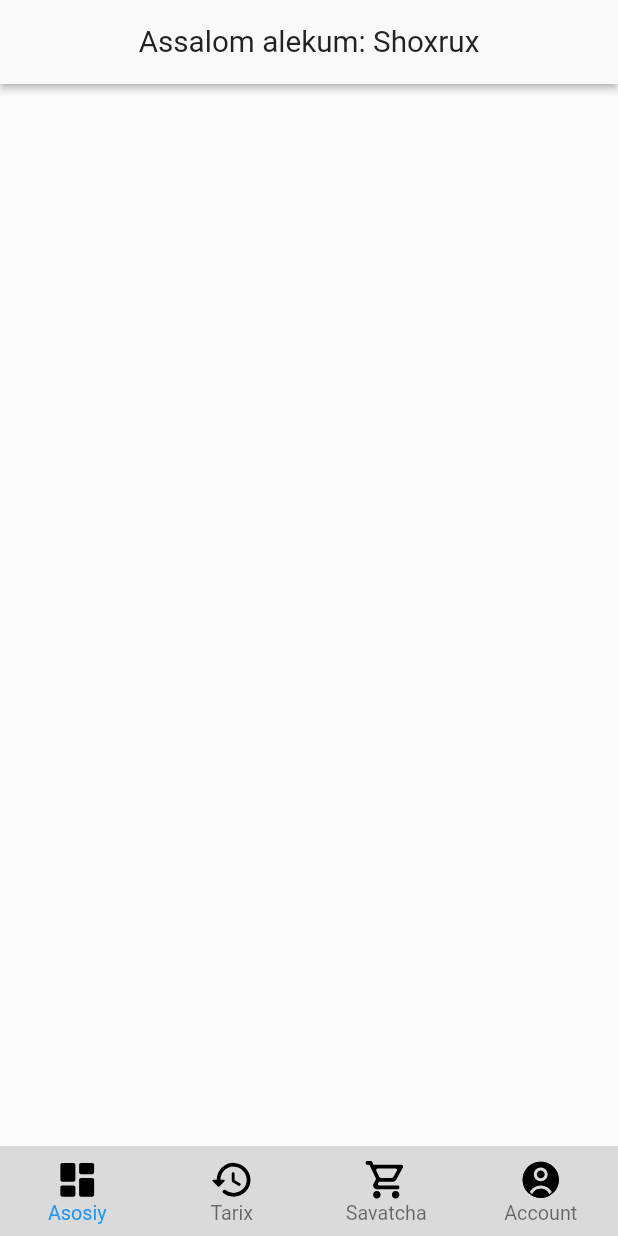
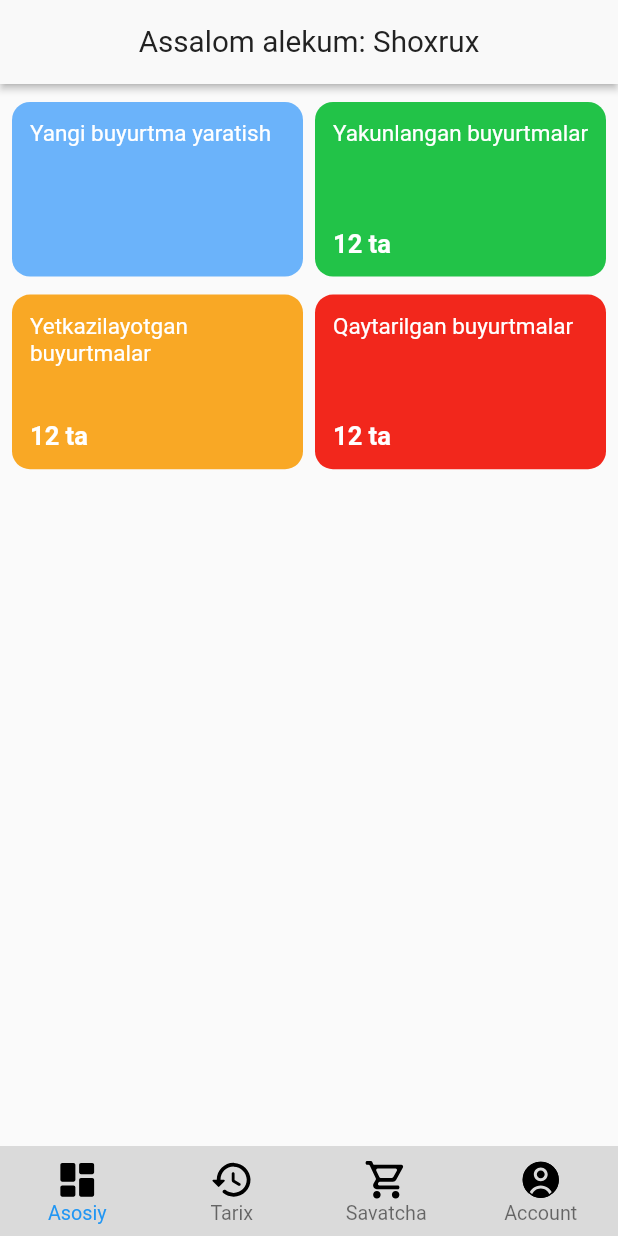
Before and after one commit to ShokhrukhDeveloper/delivery_user, a Flutter app: the screen it shows after launch, on a phone screen of 412 x 824 dp. Run offline on Flutter 3.47's test engine with Material 2 defaults, Android fonts, the phone set to English and light mode, and no system bars; our stand-ins replace flutter_screenutil, flutter_svg, font_awesome_flutter, zoom_tap_animation; missing offline and left inert: dart:ffi; Roboto replaces fonts that are missing (Poppins, Poppins-Regular).

Commit message:
some bugs fixed and home ready

```diff
--- a/lib/views/bottom_nav/basket/basket_screen.dart
+++ b/lib/views/bottom_nav/basket/basket_screen.dart
@@ -1,10 +1,15 @@
+import 'package:delivery_user/views/widgets/global_appbar.dart';
 import 'package:flutter/material.dart';
+
+import '../../../utils/colors.dart';
 
 class BasketScreen extends StatelessWidget {
   const BasketScreen({super.key});
 
   @override
   Widget build(BuildContext context) {
-    return Scaffold();
+    return Scaffold(
+      appBar: GloabalAppBar(title: "Buyurtmalar tarixi", appbarColor: AppColors.c_870B9B)
+    );
   }
 }
--- a/lib/views/bottom_nav/bottom_navbar.dart
+++ b/lib/views/bottom_nav/bottom_navbar.dart
@@ -24,10 +24,10 @@ class _BottomNavBarState extends State<BottomNavBar> {
   @override
   void initState() {
     pages = [
-      MainScreen(),
-      HistoryScreen(),
-      BasketScreen(),
-      ProfileScreen(),
+      const MainScreen(),
+      const HistoryScreen(),
+      const BasketScreen(),
+      const ProfileScreen(),
     ];
     super.initState();
   }
--- a/lib/views/bottom_nav/main/main_screen.dart
+++ b/lib/views/bottom_nav/main/main_screen.dart
@@ -1,4 +1,5 @@
 import 'package:delivery_user/utils/colors.dart';
+import 'package:delivery_user/views/returned_items/returned_items_screen.dart';
 import 'package:delivery_user/views/widgets/global_appbar.dart';
 import 'package:flutter/material.dart';
 
@@ -7,9 +8,144 @@ class MainScreen extends StatelessWidget {
 
   @override
   Widget build(BuildContext context) {
-    return Scaffold(
-      appBar: GloabalAppBar(
+    return  Scaffold(
+      appBar: const GloabalAppBar(
           title: "Assalom alekum: Shoxrux", appbarColor: AppColors.c_F9F9F9),
+      body:Column(
+        children: [
+          Row(
+            mainAxisAlignment: MainAxisAlignment.spaceEvenly,
+            children: [
+              InkWell(
+                onTap: ()=>Navigator.push(context, MaterialPageRoute(builder: (c)=>const ReturnedItemsScreen())  ),
+                child: Container(
+                  margin: EdgeInsets.only(top: 12),
+                  padding: EdgeInsets.all(12),
+                  width: (MediaQuery.of(context).size.width-24)/2,
+                  height:  ((MediaQuery.of(context).size.width-24)/2)*0.6,
+                  decoration: BoxDecoration(
+                    borderRadius: BorderRadius.circular(12),
+                    color: Color(0xff6BB3FA),
+                  ),
+                  child: Text("Yangi buyurtma yaratish",
+                    style: TextStyle(
+                      fontSize: 15,
+                      color: Colors.white,
+                      fontWeight: FontWeight.w400,
+                      fontFamily: "Poppins-Regular"
+                    ),
+                  ),
+
+                ),
+              ),
+
+              Container(
+                margin: EdgeInsets.only(top: 12),
+                padding: EdgeInsets.all(12),
+                width: (MediaQuery.of(context).size.width-24)/2,
+                height:  ((MediaQuery.of(context).size.width-24)/2)*0.6,
+                decoration: BoxDecoration(
+                  borderRadius: BorderRadius.circular(12),
+                  color: Color(0xff22C348),
+                ),
+                child: Column(
+                  mainAxisAlignment: MainAxisAlignment.spaceBetween,
+                  crossAxisAlignment: CrossAxisAlignment.start,
+                  children: [
+                    Text("Yakunlangan buyurtmalar",
+                      style: TextStyle(
+                          fontSize: 15,
+                          color: Colors.white,
+                          fontWeight: FontWeight.w400,
+                          fontFamily: "Poppins-Regular"
+                      ),
+                    ),
+                    Text("12 ta",
+                      style: TextStyle(
+                          fontSize: 17,
+                          fontFamily: "Poppins-Regular",
+                          fontWeight: FontWeight.w700,
+                          color: Colors.white
+                      ),)
+                  ],
+                ),
+
+              ),
+            ],
+          ),
+          Row(
+            mainAxisAlignment: MainAxisAlignment.spaceEvenly,
+            children: [
+              Container(
+                margin: EdgeInsets.only(top: 12),
+                padding: EdgeInsets.all(12),
+                width: (MediaQuery.of(context).size.width-24)/2,
+                height:  ((MediaQuery.of(context).size.width-24)/2)*0.6,
+                decoration: BoxDecoration(
+                  borderRadius: BorderRadius.circular(12),
+                  color: Color(0xffF9A825),
+                ),
+                child: Column(
+                  mainAxisAlignment: MainAxisAlignment.spaceBetween,
+                  crossAxisAlignment: CrossAxisAlignment.start,
+                  children: [
+                    Text("Yetkazilayotgan buyurtmalar",
+                      style: TextStyle(
+                          fontSize: 15,
+                          color: Colors.white,
+                          fontWeight: FontWeight.w400,
+                          fontFamily: "Poppins-Regular"
+                      ),
+                    ),
+                    Text("12 ta",
+                      style: TextStyle(
+                          fontSize: 17,
+                          fontFamily: "Poppins-Regular",
+                          fontWeight: FontWeight.w700,
+                          color: Colors.white
+                      ),)
+                  ],
+                ),
+
+              ),
+
+              Container(
+                margin: EdgeInsets.only(top: 12),
+                padding: EdgeInsets.all(12),
+                width: (MediaQuery.of(context).size.width-24)/2,
+                height:  ((MediaQuery.of(context).size.width-24)/2)*0.6,
+                decoration: BoxDecoration(
+                  borderRadius: BorderRadius.circular(12),
+                  color: Color(0xffF2271C),
+                ),
+                child: Column(
+                  mainAxisAlignment: MainAxisAlignment.spaceBetween,
+                  crossAxisAlignment: CrossAxisAlignment.start,
+                  children: [
+                    Text("Qaytarilgan buyurtmalar",
+                      style: TextStyle(
+                          fontSize: 15,
+                          color: Colors.white,
+                          fontWeight: FontWeight.w400,
+                          fontFamily: "Poppins-Regular"
+                      ),
+                    ),
+                    Text("12 ta",
+                      style: TextStyle(
+                      fontSize: 17,
+                      fontFamily: "Poppins-Regular",
+                        fontWeight: FontWeight.w700,
+                        color: Colors.white
+                      ),)
+                  ],
+                ),
+
+              ),
+            ],
+          ),
+
+        ],
+      ),
     );
   }
 }
```
